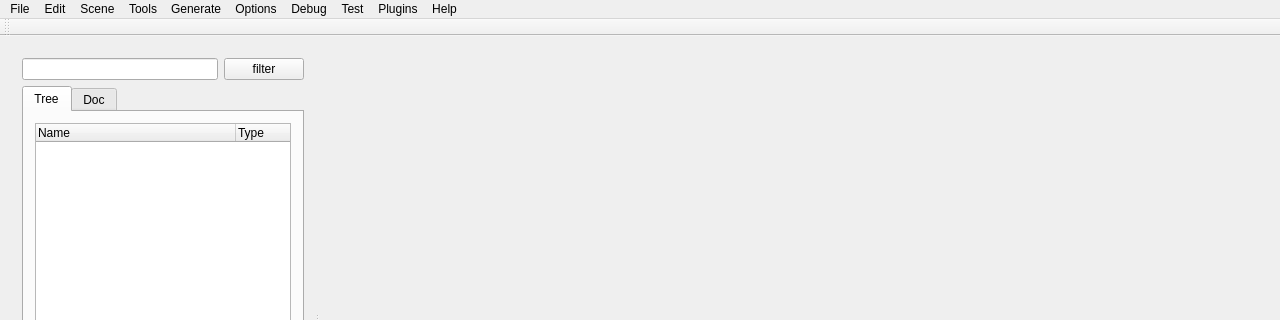
This is ui/mainWindow.ui in VCityTeam/3DUSE as Qt 5 draws it before an edit; both pictures show x 0 to 1280 and y 0 to 320 of the 1280 by 720 pixel window. The edited form follows.
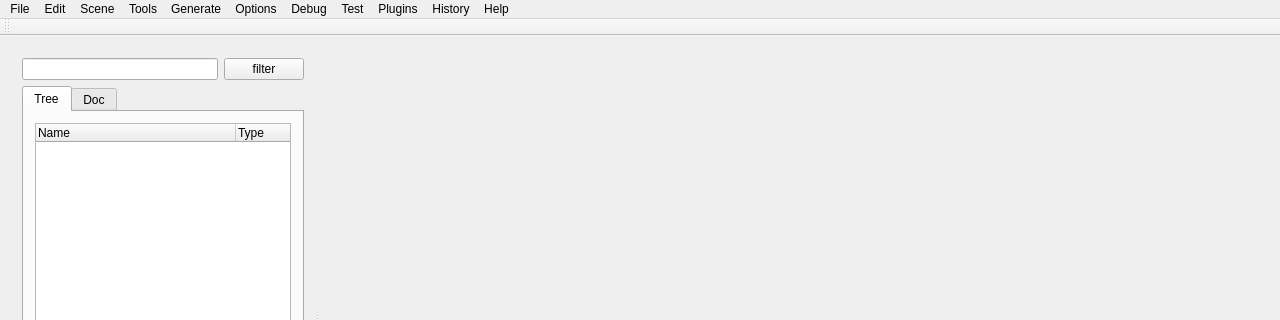
This is the edited form. Icons and pictures are not drawn.

Commit message: History menu Function LoadHistory working Function LoadCSV working

The edit to the form file:
```diff
--- a/ui/mainWindow.ui
+++ b/ui/mainWindow.ui
@@ -270,7 +270,7 @@
      <x>0</x>
      <y>0</y>
      <width>1280</width>
-     <height>21</height>
+     <height>23</height>
     </rect>
    </property>
    <widget class="QMenu" name="menuFile">
@@ -414,6 +414,12 @@
      <string>Plugins</string>
     </property>
    </widget>
+   <widget class="QMenu" name="menuHistory">
+    <property name="title">
+     <string>History</string>
+    </property>
+    <addaction name="actionLoad_CSV"/>
+   </widget>
    <addaction name="menuFile"/>
    <addaction name="menuEdit"/>
    <addaction name="menuScene"/>
@@ -423,6 +429,7 @@
    <addaction name="menuDebug"/>
    <addaction name="menuTest"/>
    <addaction name="menuPlugins"/>
+   <addaction name="menuHistory"/>
    <addaction name="menu"/>
   </widget>
   <widget class="QToolBar" name="mainToolBar">
```
Left out of the diff: 5 changed lines with no effect on the pictures. The commit also changes 8 other files.
